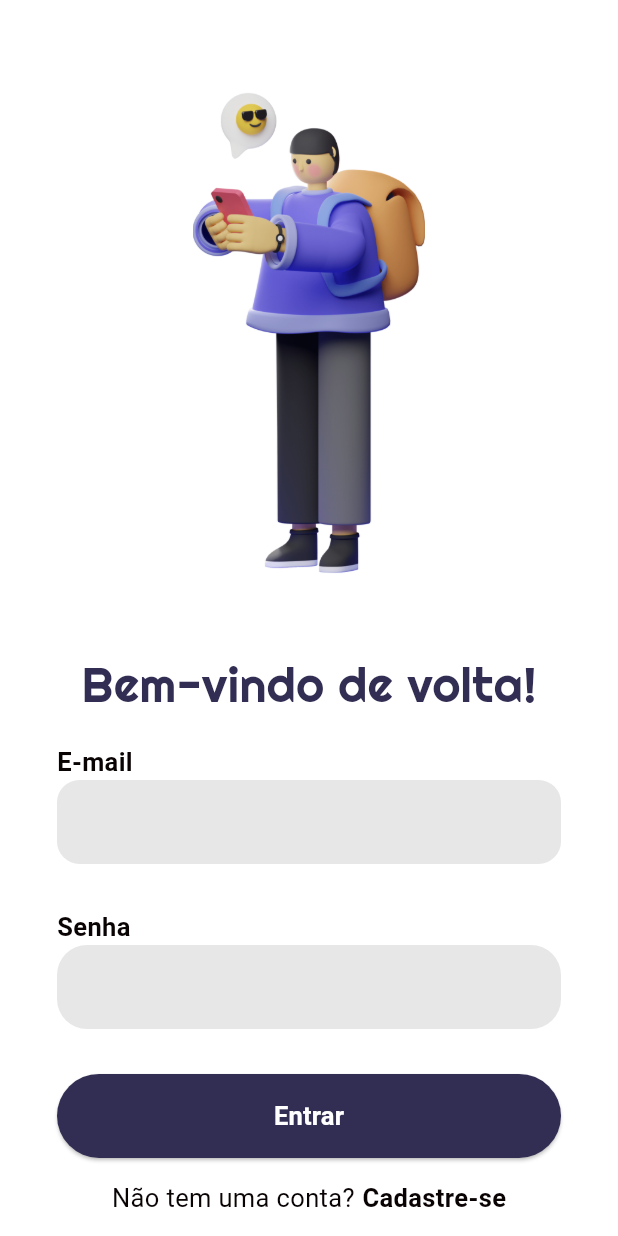
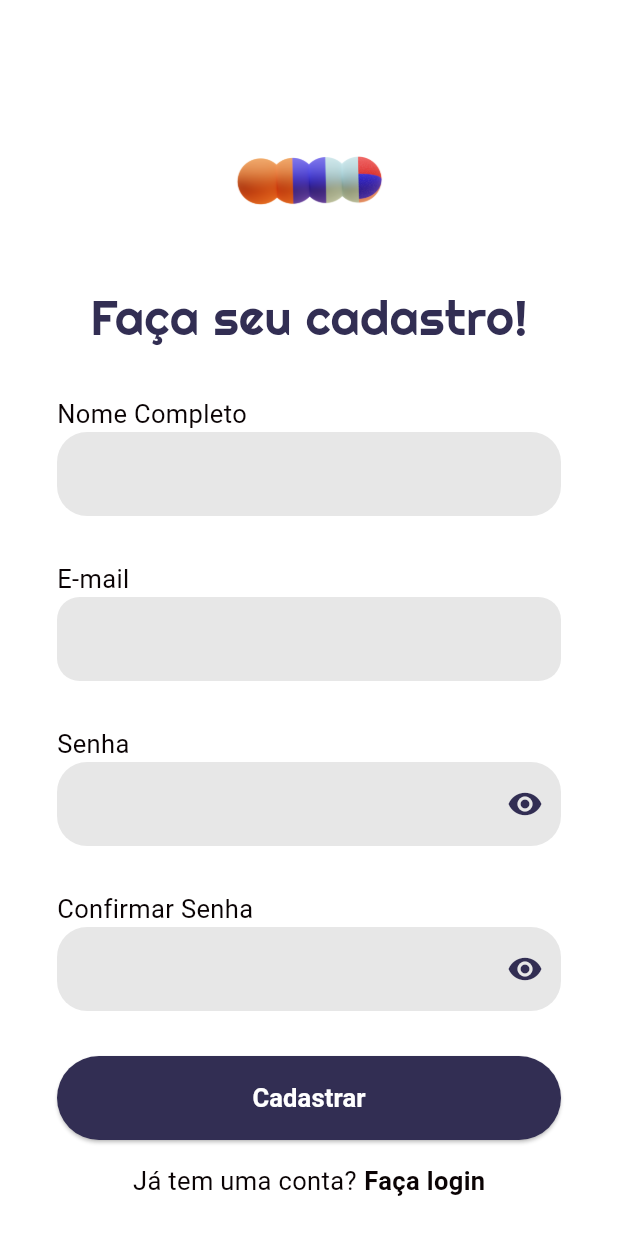
Before and after one commit to larissasoarre/MobiefyFlutter, a Flutter app: the screen it shows after launch, after a tap on "Começar", on a phone screen of 412 x 824 dp. Run offline on Flutter 3.47's test engine with Material 3 defaults, Android fonts, the phone set to English and light mode, and no system bars; our stand-ins replace firebase_core; accounts and stored records are empty.

Commit message:
fix: update form fields on screens

```diff
--- a/lib/constants/fonts.dart
+++ b/lib/constants/fonts.dart
@@ -23,7 +23,7 @@ class AppFonts {
   static const TextStyle inputLabel = TextStyle(
       fontFamily: textFontFamily,
       fontSize: 17.0,
-      fontWeight: FontWeight.w600,
+      fontWeight: FontWeight.w400,
       decoration: TextDecoration.none,
       color: AppColors.black);
 }
--- a/lib/views/login_screen.dart
+++ b/lib/views/login_screen.dart
@@ -4,27 +4,42 @@ import 'package:mobiefy_flutter/constants/fonts.dart';
 import 'package:mobiefy_flutter/views/signup_screen.dart';
 import 'package:mobiefy_flutter/widgets/button.dart';
 
-class LoginScreen extends StatelessWidget {
+class LoginScreen extends StatefulWidget {
   const LoginScreen({super.key});
 
+  @override
+  State<LoginScreen> createState() => _LoginScreenState();
+}
+
+class _LoginScreenState extends State<LoginScreen> {
   @override
   Widget build(BuildContext context) {
     return const MaterialApp(
       home: Scaffold(
-        body: PageContent(),
+        body: SingleChildScrollView(child: PageContent()),
       ),
     );
   }
 }
 
-class PageContent extends StatelessWidget {
+class PageContent extends StatefulWidget {
   const PageContent({super.key});
 
   @override
+  State<PageContent> createState() => _PageContentState();
+}
+
+class _PageContentState extends State<PageContent> {
+  bool _hidePassword = true;
+
+  @override
   Widget build(BuildContext context) {
+    double screenHeight = MediaQuery.of(context).size.height;
+
     return Container(
       padding: const EdgeInsets.fromLTRB(38.0, 60.0, 38.0, 25.0),
       color: AppColors.white,
+      height: screenHeight,
       child: Column(
         mainAxisAlignment: MainAxisAlignment.end,
         children: [
@@ -42,13 +57,14 @@ class PageContent extends StatelessWidget {
                 .copyWith(color: AppColors.primary, fontSize: 32),
           ),
           const SizedBox(height: 17.0),
-          Column(
+          Form(
+            child: Column(
               children: [
                 Column(
                   crossAxisAlignment: CrossAxisAlignment.start,
                   children: [
                     const Text("E-mail", style: AppFonts.inputLabel),
-                  TextField(
+                    TextFormField(
                       decoration: InputDecoration(
                           filled: true,
                           fillColor: AppColors.brightShade,
@@ -57,28 +73,41 @@ class PageContent extends StatelessWidget {
                               borderRadius: BorderRadius.circular(15))),
                     )
                   ],
-              )
-            ],
                 ),
                 const SizedBox(height: 30.0),
-          Column(
-            children: [
                 Column(
                   crossAxisAlignment: CrossAxisAlignment.start,
                   children: [
                     const Text("Senha", style: AppFonts.inputLabel),
-                  TextField(
+                    TextFormField(
+                      obscureText: _hidePassword,
                       decoration: InputDecoration(
                         filled: true,
                         fillColor: AppColors.brightShade,
                         border: OutlineInputBorder(
                             borderSide: BorderSide.none,
-                            borderRadius: BorderRadius.circular(20))),
+                            borderRadius: BorderRadius.circular(20)),
+                        suffixIcon: IconButton(
+                          icon: Icon(
+                            _hidePassword
+                                ? Icons.visibility
+                                : Icons.visibility_off,
+                            color: AppColors.primary,
+                          ),
+                          onPressed: () {
+                            setState(() {
+                              _hidePassword =
+                                  !_hidePassword; // Toggle visibility
+                            });
+                          },
+                        ),
+                      ),
                     ),
                     const SizedBox(height: 30.0)
                   ],
                 )
               ],
+            ),
           ),
           Column(
             children: [
--- a/lib/views/signup_screen.dart
+++ b/lib/views/signup_screen.dart
@@ -12,26 +12,35 @@ class SignUpScreen extends StatefulWidget {
 }
 
 class _SignUpScreenState extends State<SignUpScreen> {
-  // bool _showPassword = true;
-
   @override
   Widget build(BuildContext context) {
     return const MaterialApp(
       home: Scaffold(
-        body: PageContent(),
+        body: SingleChildScrollView(child: PageContent()),
       ),
     );
   }
 }
 
-class PageContent extends StatelessWidget {
+class PageContent extends StatefulWidget {
   const PageContent({super.key});
 
   @override
+  State<PageContent> createState() => _PageContentState();
+}
+
+class _PageContentState extends State<PageContent> {
+  bool _hidePassword = true;
+  bool _hideConfirmPassword = true;
+
+  @override
   Widget build(BuildContext context) {
+    double screenHeight = MediaQuery.of(context).size.height;
+
     return Container(
       padding: const EdgeInsets.fromLTRB(38.0, 60.0, 38.0, 25.0),
       color: AppColors.white,
+      height: screenHeight,
       child: Column(
         mainAxisAlignment: MainAxisAlignment.end,
         children: [
@@ -75,7 +84,8 @@ class PageContent extends StatelessWidget {
                             fillColor: AppColors.brightShade,
                             border: OutlineInputBorder(
                                 borderSide: BorderSide.none,
-                                  borderRadius: BorderRadius.circular(15))),
+                                borderRadius: BorderRadius.circular(15)),
+                          ),
                         )
                       ],
                     ),
@@ -87,12 +97,27 @@ class PageContent extends StatelessWidget {
                           children: [
                             const Text("Senha", style: AppFonts.inputLabel),
                             TextFormField(
+                              obscureText: _hidePassword,
                               decoration: InputDecoration(
                                 filled: true,
                                 fillColor: AppColors.brightShade,
                                 border: OutlineInputBorder(
                                     borderSide: BorderSide.none,
                                     borderRadius: BorderRadius.circular(20)),
+                                suffixIcon: IconButton(
+                                  icon: Icon(
+                                    _hidePassword
+                                        ? Icons.visibility
+                                        : Icons.visibility_off,
+                                    color: AppColors.primary,
+                                  ),
+                                  onPressed: () {
+                                    setState(() {
+                                      _hidePassword =
+                                          !_hidePassword; // Toggle visibility
+                                    });
+                                  },
+                                ),
                               ),
                             ),
                           ],
@@ -104,12 +129,28 @@ class PageContent extends StatelessWidget {
                             const Text("Confirmar Senha",
                                 style: AppFonts.inputLabel),
                             TextFormField(
+                              obscureText: _hideConfirmPassword,
                               decoration: InputDecoration(
                                 filled: true,
                                 fillColor: AppColors.brightShade,
                                 border: OutlineInputBorder(
                                     borderSide: BorderSide.none,
-                                      borderRadius: BorderRadius.circular(20))),
+                                    borderRadius: BorderRadius.circular(20)),
+                                suffixIcon: IconButton(
+                                  icon: Icon(
+                                    _hideConfirmPassword
+                                        ? Icons.visibility
+                                        : Icons.visibility_off,
+                                    color: AppColors.primary,
+                                  ),
+                                  onPressed: () {
+                                    setState(() {
+                                      _hideConfirmPassword =
+                                          !_hideConfirmPassword; // Toggle visibility
+                                    });
+                                  },
+                                ),
+                              ),
                             ),
                             const SizedBox(height: 30.0)
                           ],
--- a/lib/views/welcome_screen.dart
+++ b/lib/views/welcome_screen.dart
@@ -2,6 +2,7 @@ import 'package:flutter/material.dart';
 import 'package:mobiefy_flutter/constants/colors.dart';
 import 'package:mobiefy_flutter/constants/fonts.dart';
 import 'package:mobiefy_flutter/views/login_screen.dart';
+import 'package:mobiefy_flutter/views/signup_screen.dart';
 import 'package:mobiefy_flutter/widgets/button.dart';
 
 class WelcomeScreen extends StatelessWidget {
@@ -53,7 +54,7 @@ class WelcomeScreen extends StatelessWidget {
                     Navigator.push(
                       context,
                       MaterialPageRoute(
-                          builder: (context) => const LoginScreen()),
+                          builder: (context) => const SignUpScreen()),
                     );
                   },
                 ),
```
Lines whose indentation alone changed are shown as unchanged.
